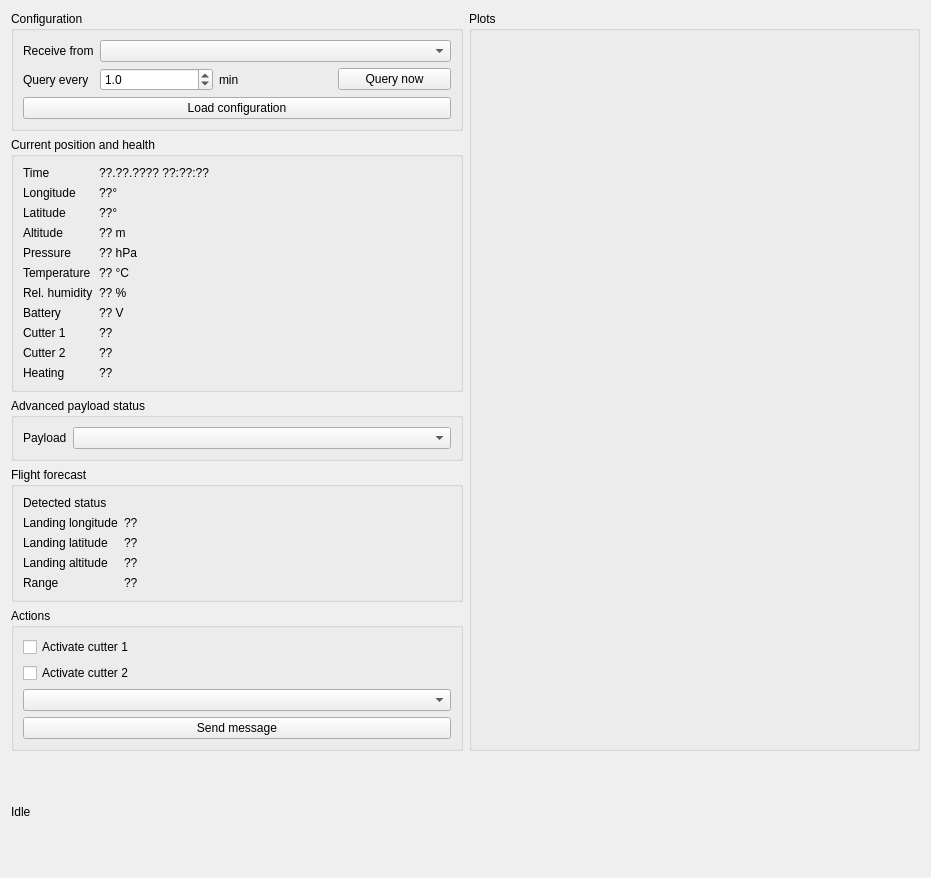
Qt form balloon_operator/gui_operatorwidget.ui (a-schneider-fmi/balloon-operator) before a commit.
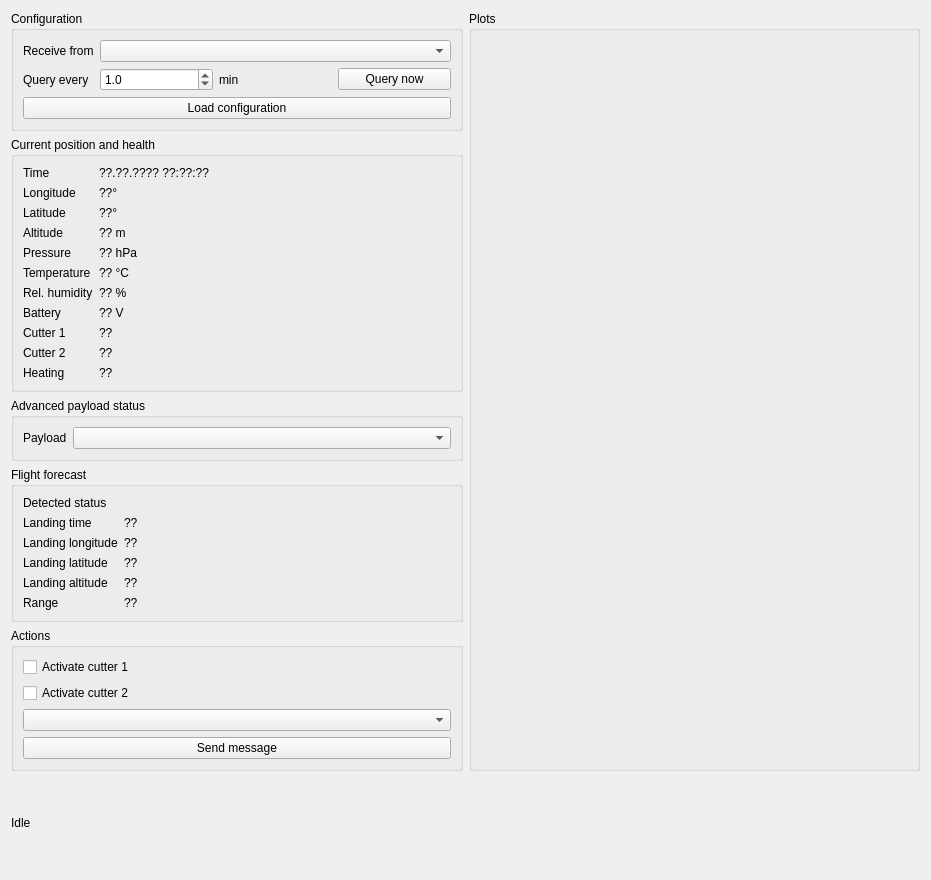
The same form after that commit. Custom widgets are drawn as their Qt base class.

```diff
--- a/balloon_operator/gui_operatorwidget.ui
+++ b/balloon_operator/gui_operatorwidget.ui
@@ -7,7 +7,7 @@
     <x>0</x>
     <y>0</y>
     <width>931</width>
-    <height>878</height>
+    <height>880</height>
    </rect>
   </property>
   <property name="windowTitle">
@@ -275,56 +275,56 @@
         <string>Flight forecast</string>
        </property>
        <layout class="QFormLayout" name="layout_landing">
-        <item row="1" column="0">
+        <item row="2" column="0">
          <widget class="QLabel" name="label_landing_longitude">
           <property name="text">
            <string>Landing longitude</string>
           </property>
          </widget>
         </item>
-        <item row="2" column="0">
+        <item row="3" column="0">
          <widget class="QLabel" name="label_landing_latitude">
           <property name="text">
            <string>Landing latitude</string>
           </property>
          </widget>
         </item>
-        <item row="4" column="0">
+        <item row="5" column="0">
          <widget class="QLabel" name="label_range">
           <property name="text">
            <string>Range</string>
           </property>
          </widget>
         </item>
-        <item row="3" column="0">
+        <item row="4" column="0">
          <widget class="QLabel" name="label_landing_altitude">
           <property name="text">
            <string>Landing altitude</string>
           </property>
          </widget>
         </item>
-        <item row="1" column="1">
+        <item row="2" column="1">
          <widget class="QLabel" name="label_landing_longitude_value">
           <property name="text">
            <string>??</string>
           </property>
          </widget>
         </item>
-        <item row="2" column="1">
+        <item row="3" column="1">
          <widget class="QLabel" name="label_landing_latitude_value">
           <property name="text">
            <string>??</string>
           </property>
          </widget>
         </item>
-        <item row="3" column="1">
+        <item row="4" column="1">
          <widget class="QLabel" name="label_landing_altitude_value">
           <property name="text">
            <string>??</string>
           </property>
          </widget>
         </item>
-        <item row="4" column="1">
+        <item row="5" column="1">
          <widget class="QLabel" name="label_range_value">
           <property name="text">
            <string>??</string>
@@ -345,6 +345,20 @@
           </property>
          </widget>
         </item>
+        <item row="1" column="0">
+         <widget class="QLabel" name="label_landing_time">
+          <property name="text">
+           <string>Landing time</string>
+          </property>
+         </widget>
+        </item>
+        <item row="1" column="1">
+         <widget class="QLabel" name="label_landing_time_value">
+          <property name="text">
+           <string>??</string>
+          </property>
+         </widget>
+        </item>
        </layout>
       </widget>
      </item>
```
